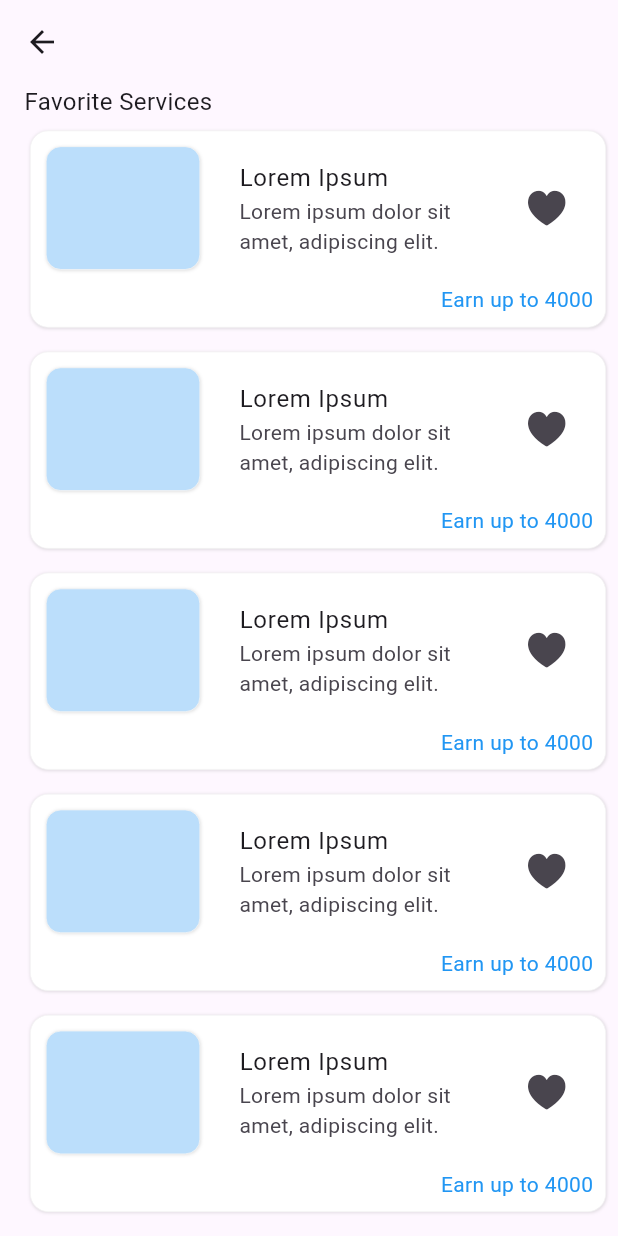
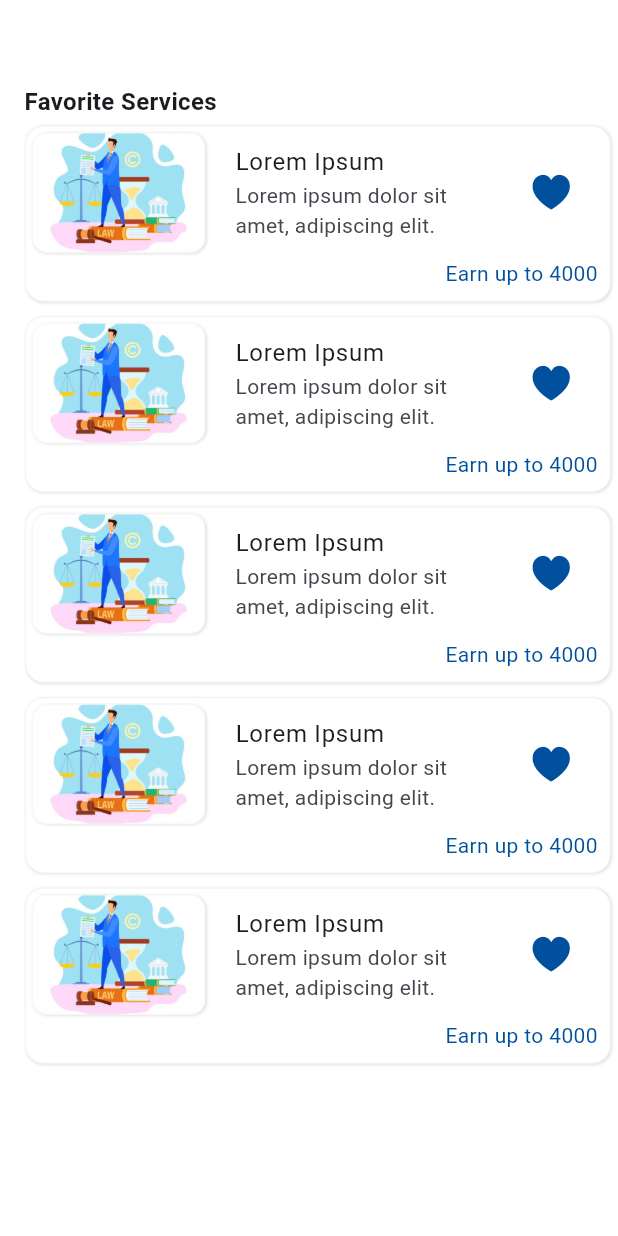
Before and after one commit to JayFlutter10/academy, a Flutter app: the FavouriteViewScreen screen opened directly, on a phone screen of 412 x 824 dp. Run offline on Flutter 3.47's test engine with Material 3 defaults, Android fonts, the phone set to English and light mode, and no system bars; our stand-ins replace fl_chart.

Commit message:
eight commit

```diff
--- a/lib/favourite/view/favourite_view_screen.dart
+++ b/lib/favourite/view/favourite_view_screen.dart
@@ -7,7 +7,7 @@ class FavouriteViewScreen extends StatelessWidget {
 
   @override
   Widget build(BuildContext context) {
-    final double height=MediaQuery.of(context).size.height;
+  //  final double height=MediaQuery.of(context).size.height;
     final double width=MediaQuery.of(context).size.width;
     return Scaffold(
       appBar: AppBar(),
@@ -16,20 +16,23 @@ class FavouriteViewScreen extends StatelessWidget {
         child: Column(
           crossAxisAlignment: CrossAxisAlignment.start,
           children: [
-            Text(' Favorite Services ',style: TextStyle(fontSize: 16),),
+            Text(' Favorite Services ',style: TextStyle(fontSize: 16,fontWeight: FontWeight.w600),),
             Expanded(
                 child: ListView.builder(
                 itemCount: 5,
                 itemBuilder: (context,index){
-                  return customContainer(bRadius: 12,
-                    margin: 8,
+                  return customContainer(
+                    bRadius: 12,
+                    margin: 5,
                     child:
                     Column(
                       crossAxisAlignment: CrossAxisAlignment.end,
                       children: [
                         Row(
                           children: [
-                            customContainer(bRadius: 10,height: height*0.10,width: width*0.25,margin: 10,containerColor: Colors.blue.shade100),
+                            customContainer(
+                                assetsImg: 'assets/img.png',
+                                bRadius: 10,height: 80,width: width*0.28,margin: 4,containerColor: Colors.transparent),
                             Expanded(
                               child:ListTile(
                                 title: Text('Lorem Ipsum'),
@@ -37,7 +40,10 @@ class FavouriteViewScreen extends StatelessWidget {
                                 trailing:
                                 InkWell(
                                     onTap: (){
-                                      showDialog(context: context, builder: (BuildContext context)=>AlertDialog(
+                                      showDialog(context: context,
+                                          builder: (BuildContext context)=>
+                                              AlertDialog(
+                                                backgroundColor: Colors.white,
                                         actions: [
                                           Row(
                                             mainAxisAlignment: MainAxisAlignment.spaceBetween,
@@ -59,18 +65,21 @@ class FavouriteViewScreen extends StatelessWidget {
                                                       backgroundColor: Color.fromRGBO(0, 80,157 , 1)
                                                   ),
                                                   onPressed: (){
+                                                    Navigator.pop(context);
                                                       showDialog(context: context, builder: (context)=>AlertDialog(
+                                                        backgroundColor: Colors.white,
                                                         titlePadding: EdgeInsets.all(20),
-                                                        title: Text('This Service is removed from your favorites'),
-                                                        titleTextStyle: TextStyle(fontSize: 16,color: Colors.black),
+                                                        contentPadding: EdgeInsets.symmetric(horizontal: 25,vertical: 60),
+                                                        content: Text('This Service is removed from your favorites',textAlign: TextAlign.center,),
+                                                        contentTextStyle: TextStyle(fontSize: 14,color: Colors.black),
                                                           shape: RoundedRectangleBorder(
                                                               borderRadius: BorderRadius.circular(10)
                                                           ),
                                                           elevation: 0,
 
                                                       ));
-                                                  }, child: Text(' Yes ',style: TextStyle(fontSize: 16,color: Colors.white,fontWeight: FontWeight.bold),)
-
+                                                  }, child: Text(' Yes ',style: TextStyle(fontSize: 16,color: Colors.white,fontWeight: FontWeight.bold),
+                                                )
                                               )
                                             ],
                                           )
@@ -80,18 +89,19 @@ class FavouriteViewScreen extends StatelessWidget {
                                             BorderRadius.all(
                                                 Radius.circular(10.0))),
                                         content: Text("Remove this service from your favorites"),
+                                        contentTextStyle: TextStyle(fontSize: 14,color: Colors.black),
                                         title: Center(child: Text('Are you Sure',)),
                                         titleTextStyle: TextStyle(fontSize: 18,fontWeight: FontWeight.w600,color: Color.fromRGBO(0, 80,157 , 1)),
                                       )
                                       );
-                                    }, child: Icon(CupertinoIcons.heart_solid,size: 30,))
+                                    }, child: Icon(CupertinoIcons.suit_heart_fill,size: 30,color: Color.fromRGBO(0, 80, 157, 1),))
                                 ),
                             ),
                           ],
                         ),
                         Padding(
-                          padding: const EdgeInsets.only(right: 8.0,bottom: 8),
-                          child: Text('Earn up to 4000',style: TextStyle(color: Colors.blue),),
+                          padding: const EdgeInsets.only(right: 8,bottom: 8),
+                          child: Text('Earn up to 4000',style: TextStyle(color: Color.fromRGBO(0, 80, 157, 1)),),
                         )
                       ],
                     ),
--- a/pubspec.yaml
+++ b/pubspec.yaml
@@ -60,9 +60,8 @@ flutter:
   uses-material-design: true
 
   # To add assets to your application, add an assets section, like this:
-  # assets:
-  #   - images/a_dot_burr.jpeg
-  #   - images/a_dot_ham.jpeg
+  assets:
+    - assets/img.png
 
   # An image asset can refer to one or more resolution-specific "variants", see
   # https://flutter.dev/to/resolution-aware-images
```
Also changed, not shown: lib/main.dart (+7 -1 lines), assets/img.png (added).
